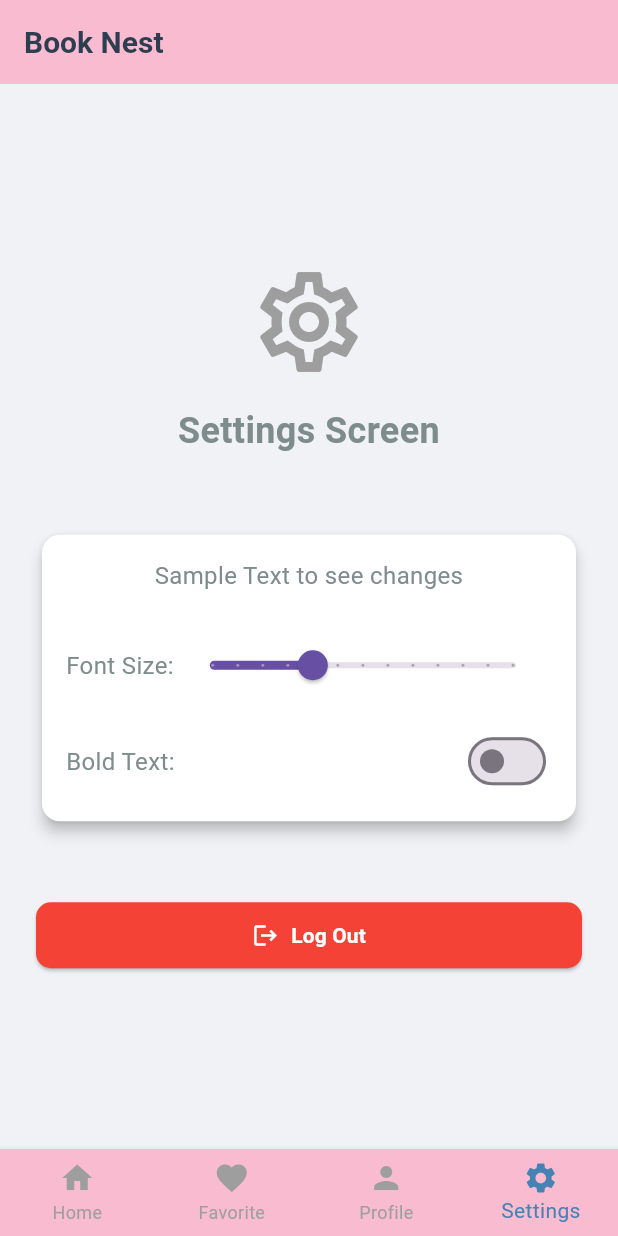
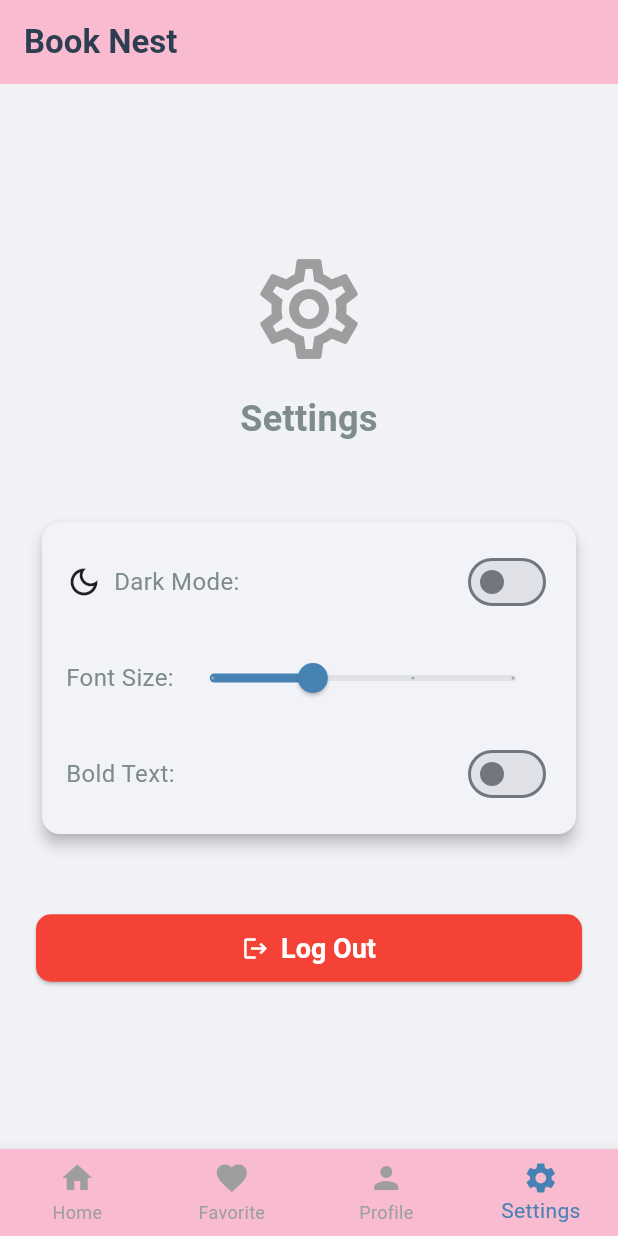
Before and after one commit to Farhan-Iqbal/eBook-Malay-Novel, a Flutter app: the screen it shows once a user with an empty profile is signed in, item 4 of the bottom bar chosen, on a phone screen of 412 x 824 dp. Run offline on Flutter 3.47's test engine with Material 3 defaults, Android fonts, the phone set to English and light mode, and no system bars; our stand-ins replace supabase_flutter; accounts and stored records are empty.

Commit message:
Add dark mode feature

```diff
--- a/lib/main.dart
+++ b/lib/main.dart
@@ -4,7 +4,7 @@ import 'package:provider/provider.dart';
 import 'services/supabase_service.dart';
 import 'theme.dart';
 import 'views/home_screen.dart';
-import 'login_screen.dart';
+import '/login_screen.dart';
 
 Future<void> main() async {
   WidgetsFlutterBinding.ensureInitialized();
@@ -55,7 +55,9 @@ class _MyAppState extends State<MyApp> {
       builder: (context, themeProvider, child) {
         return MaterialApp(
           title: 'Book Nest',
-          theme: buildAppTheme(themeProvider.fontSize, themeProvider.isBold),
+          theme: buildAppTheme(themeProvider.fontSize, themeProvider.isBold, false),
+          darkTheme: buildAppTheme(themeProvider.fontSize, themeProvider.isBold, true),
+          themeMode: themeProvider.isDarkMode ? ThemeMode.dark : ThemeMode.light,
           home: _user == null ? const LoginScreen() : const HomeScreen(),
         );
       },
--- a/lib/settings_screen.dart
+++ b/lib/settings_screen.dart
@@ -40,7 +40,7 @@ class SettingsScreen extends StatelessWidget {
             const Icon(Icons.settings_outlined, size: 80, color: Colors.grey),
             const SizedBox(height: 16),
             const Text(
-              'Settings Screen',
+              'Settings',
               style: TextStyle(fontSize: 24, fontWeight: FontWeight.bold),
               textAlign: TextAlign.center,
             ),
@@ -54,21 +54,37 @@ class SettingsScreen extends StatelessWidget {
                 padding: const EdgeInsets.all(16.0),
                 child: Column(
                   children: [
-                    const Text(
-                      'Sample Text to see changes',
-                      textAlign: TextAlign.center,
+                    // Dark Mode Toggle
+                    Row(
+                      mainAxisAlignment: MainAxisAlignment.spaceBetween,
+                      children: [
+                        const Row(
+                          children: [
+                            Icon(Icons.dark_mode_outlined),
+                            SizedBox(width: 8),
+                            Text('Dark Mode:'),
+                          ],
+                        ),
+                        Switch(
+                          value: themeProvider.isDarkMode,
+                          onChanged: (bool value) {
+                            Provider.of<ThemeProvider>(context, listen: false).toggleDarkMode(value);
+                          },
+                        ),
+                      ],
                     ),
-                    const SizedBox(height: 24),
+                    const SizedBox(height: 16),
+                    // Font Size Slider
                     Row(
                       mainAxisAlignment: MainAxisAlignment.spaceBetween,
                       children: [
                         const Text('Font Size:'),
                         Expanded(
                           child: Slider(
-                            value: themeProvider.fontSize, // Read from provider
-                            min: 12.0,
-                            max: 24.0,
-                            divisions: 12,
+                            value: themeProvider.fontSize,
+                            min: 14.0,
+                            max: 20.0,
+                            divisions: 3,
                             label: themeProvider.fontSize.round().toString(),
                             onChanged: (double value) {
                               // Update provider state
@@ -79,6 +95,7 @@ class SettingsScreen extends StatelessWidget {
                       ],
                     ),
                     const SizedBox(height: 16),
+                    // Bold Text Toggle
                     Row(
                       mainAxisAlignment: MainAxisAlignment.spaceBetween,
                       children: [
--- a/lib/theme.dart
+++ b/lib/theme.dart
@@ -12,12 +12,23 @@ const Color kSubtleTextColor = Color(0xFF7F8C8D); // Asbestos
 // New color for AppBar and Bottom Navigation Bar
 const Color kSoftPink = Color(0xFFF8BBD0); // Soft Pink
 
+// Dark Theme Colors
+const Color kDarkPrimaryColor = Color(0xFF33587A);
+const Color kDarkSecondaryColor = Color(0xFF5A7EA8);
+const Color kDarkBackgroundColor = Color(0xFF121212);
+const Color kDarkSurfaceColor = Color(0xFF1E1E1E);
+const Color kDarkAccentColor = Color(0xFF42A5F5);
+const Color kDarkTextColor = Color(0xFFE0E0E0);
+const Color kDarkSubtleTextColor = Color(0xFFB0B0B0);
+
 class ThemeProvider with ChangeNotifier {
   double _fontSize = 16.0;
   bool _isBold = false;
+  bool _isDarkMode = false; // New property for dark mode
 
   double get fontSize => _fontSize;
   bool get isBold => _isBold;
+  bool get isDarkMode => _isDarkMode;
 
   void setFontSize(double size) {
     _fontSize = size;
@@ -28,77 +39,91 @@ class ThemeProvider with ChangeNotifier {
     _isBold = value;
     notifyListeners();
   }
+
+  void toggleDarkMode(bool value) {
+    _isDarkMode = value;
+    notifyListeners();
+  }
 }
 
-ThemeData buildAppTheme(double fontSize, bool isBold) {
+ThemeData buildAppTheme(double fontSize, bool isBold, bool isDarkMode) {
   final FontWeight textFontWeight = isBold ? FontWeight.bold : FontWeight.normal;
 
+  // Use the correct colors based on the mode
+  final Color primaryColor = isDarkMode ? kDarkPrimaryColor : kPrimaryColor;
+  final Color secondaryColor = isDarkMode ? kDarkSecondaryColor : kSecondaryColor;
+  final Color backgroundColor = isDarkMode ? kDarkBackgroundColor : kBackgroundColor;
+  final Color surfaceColor = isDarkMode ? kDarkSurfaceColor : kSurfaceColor;
+  final Color accentColor = isDarkMode ? kDarkAccentColor : kAccentColor;
+  final Color textColor = isDarkMode ? kDarkTextColor : kTextColor;
+  final Color subtleTextColor = isDarkMode ? kDarkSubtleTextColor : kSubtleTextColor;
+  final Color softPink = isDarkMode ? kDarkPrimaryColor : kSoftPink;
+
   return ThemeData(
-    scaffoldBackgroundColor: kBackgroundColor,
-    primaryColor: kPrimaryColor,
-    hintColor: kSubtleTextColor,
-    brightness: Brightness.light,
-
-    appBarTheme: const AppBarTheme(
-      backgroundColor: kSoftPink, // Set AppBar background to soft pink
-      elevation: 0,
-      iconTheme: IconThemeData(color: kTextColor),
-      titleTextStyle: TextStyle(color: kTextColor, fontSize: 20, fontWeight: FontWeight.bold),
+    brightness: isDarkMode ? Brightness.dark : Brightness.light,
+    scaffoldBackgroundColor: backgroundColor,
+    colorScheme: ColorScheme.fromSeed(
+      seedColor: primaryColor,
+      primary: primaryColor,
+      secondary: secondaryColor,
+      surface: surfaceColor,
+      background: backgroundColor,
+      onPrimary: surfaceColor,
+      onSecondary: surfaceColor,
+      onSurface: textColor,
+      onBackground: textColor,
+      error: Colors.red,
+      onError: Colors.white,
+      brightness: isDarkMode ? Brightness.dark : Brightness.light,
     ),
-
-    cardTheme: CardThemeData(
-      color: kSurfaceColor,
-      elevation: 4,
-      shape: RoundedRectangleBorder(borderRadius: BorderRadius.circular(12)),
+    appBarTheme: AppBarTheme(
+      backgroundColor: softPink,
+      foregroundColor: textColor,
     ),
-
-    // Add the BottomNavigationBar theme
-    bottomNavigationBarTheme: const BottomNavigationBarThemeData(
-      backgroundColor: kSoftPink, // Set BottomNavigationBar background to soft pink
-      selectedItemColor: kTextColor, // Color for the selected icon/label
-      unselectedItemColor: kSubtleTextColor, // Color for unselected icons/labels
-      elevation: 4,
+    bottomNavigationBarTheme: BottomNavigationBarThemeData(
+      backgroundColor: softPink,
+      selectedItemColor: primaryColor,
+      unselectedItemColor: subtleTextColor,
     ),
-
     textTheme: TextTheme(
-      displayLarge: TextStyle(color: kTextColor, fontWeight: textFontWeight),
-      displayMedium: TextStyle(color: kTextColor, fontWeight: textFontWeight),
-      displaySmall: TextStyle(color: kTextColor, fontWeight: textFontWeight),
-      headlineMedium: TextStyle(color: kTextColor, fontWeight: isBold ? FontWeight.w800 : FontWeight.w600),
-      headlineSmall: TextStyle(color: kTextColor, fontWeight: textFontWeight),
-      titleLarge: TextStyle(color: kTextColor, fontWeight: FontWeight.bold),
-      bodyLarge: TextStyle(color: kTextColor, fontSize: fontSize, fontWeight: textFontWeight),
-      bodyMedium: TextStyle(color: kSubtleTextColor, fontSize: fontSize, fontWeight: textFontWeight),
-      labelLarge: TextStyle(color: kTextColor, fontWeight: FontWeight.bold),
+      headlineSmall: TextStyle(color: textColor, fontWeight: FontWeight.bold),
+      titleLarge: TextStyle(color: textColor, fontWeight: FontWeight.bold),
+      bodyLarge: TextStyle(color: textColor, fontSize: fontSize, fontWeight: textFontWeight),
+      bodyMedium: TextStyle(color: subtleTextColor, fontSize: fontSize, fontWeight: textFontWeight),
+      labelLarge: TextStyle(color: textColor, fontWeight: FontWeight.bold),
     ),
 
     inputDecorationTheme: InputDecorationTheme(
       filled: true,
-      fillColor: kSurfaceColor,
+      fillColor: surfaceColor,
       border: OutlineInputBorder(
         borderRadius: BorderRadius.circular(10.0),
-        borderSide: BorderSide(color: kSubtleTextColor),
+        borderSide: BorderSide(color: subtleTextColor),
       ),
       enabledBorder: OutlineInputBorder(
         borderRadius: BorderRadius.circular(10.0),
-        borderSide: BorderSide(color: kSubtleTextColor.withOpacity(0.5)),
+        borderSide: BorderSide(color: subtleTextColor.withOpacity(0.5)),
       ),
       focusedBorder: OutlineInputBorder(
         borderRadius: BorderRadius.circular(10.0),
-        borderSide: const BorderSide(color: kAccentColor, width: 2),
+        borderSide: BorderSide(color: accentColor, width: 2),
       ),
-      labelStyle: const TextStyle(color: kSubtleTextColor),
-      hintStyle: const TextStyle(color: kSubtleTextColor),
+      labelStyle: TextStyle(color: subtleTextColor),
+      hintStyle: TextStyle(color: subtleTextColor),
     ),
 
     elevatedButtonTheme: ElevatedButtonThemeData(
       style: ElevatedButton.styleFrom(
-        foregroundColor: kSurfaceColor,
-        backgroundColor: kAccentColor,
+        foregroundColor: surfaceColor,
+        backgroundColor: accentColor,
         shape: RoundedRectangleBorder(
           borderRadius: BorderRadius.circular(10),
         ),
         padding: const EdgeInsets.symmetric(horizontal: 24, vertical: 12),
+        textStyle: const TextStyle(
+          fontSize: 18,
+          fontWeight: FontWeight.bold,
+        ),
       ),
     ),
   );
```
